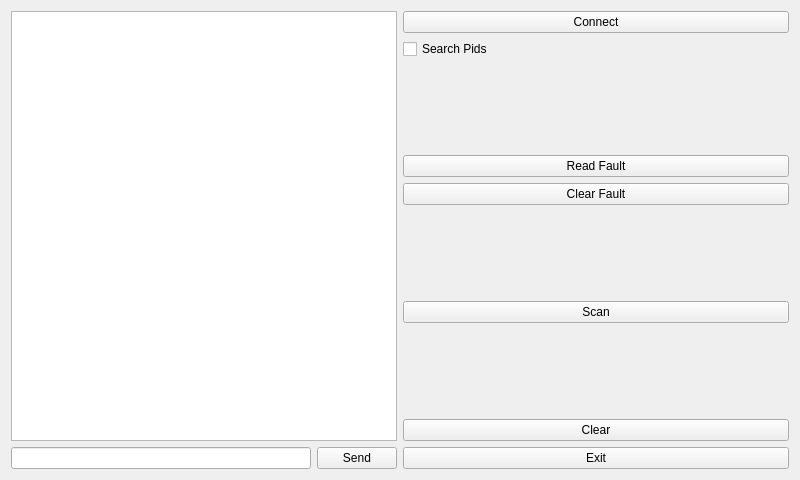
Qt form mainwindow.ui (takyonxxx/Elm327_Wifi_Obd2_Qt_Project) before a commit.
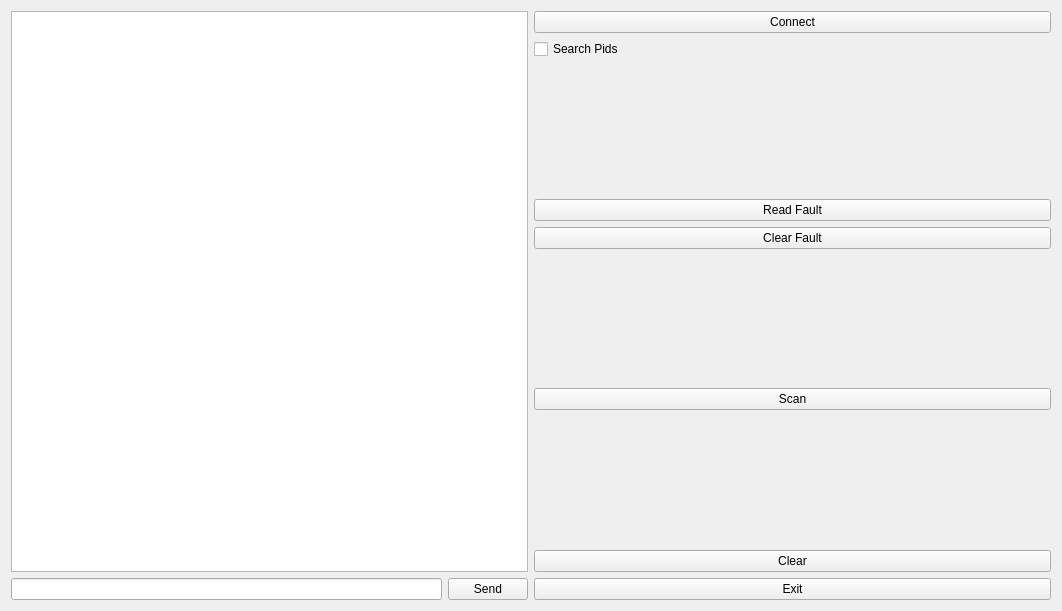
The same form after that commit.

Patch:
```diff
--- a/mainwindow.ui
+++ b/mainwindow.ui
@@ -6,8 +6,8 @@
    <rect>
     <x>0</x>
     <y>0</y>
-    <width>800</width>
-    <height>480</height>
+    <width>1062</width>
+    <height>611</height>
    </rect>
   </property>
   <property name="sizePolicy">
```
